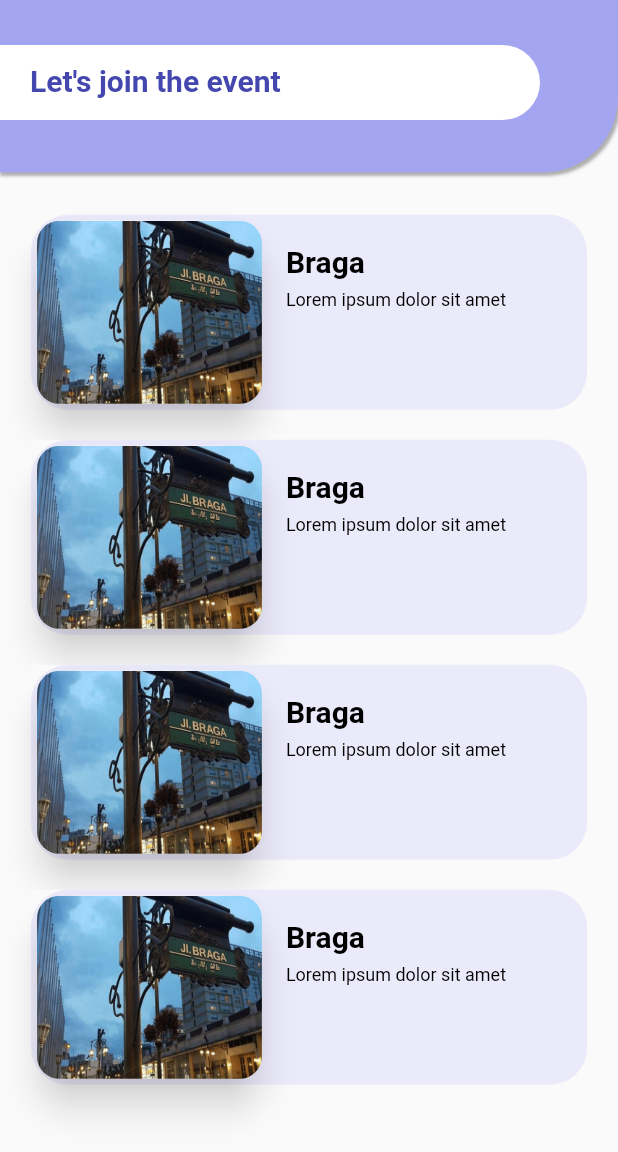
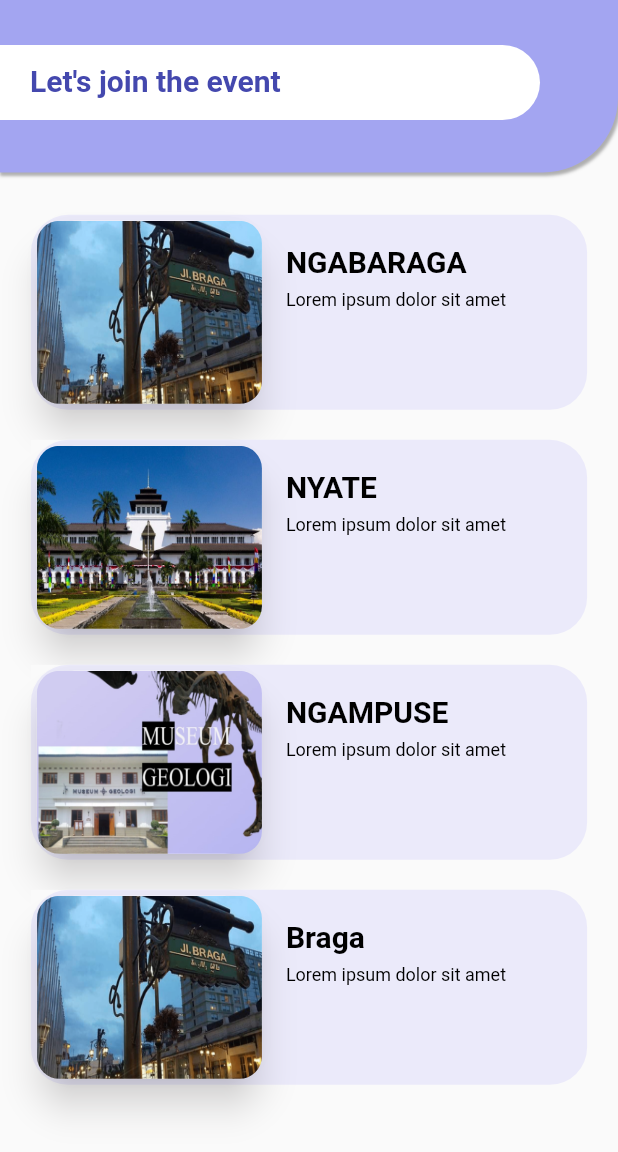
Before and after one commit to Masbin1/sahabit-apps, a Flutter app: the EventPage screen opened directly, on a phone screen of 412 x 824 dp. Shown: the top 1152 px of the screen. Run offline on Flutter 3.47's test engine with Material 2 defaults, Android fonts, the phone set to English and light mode, and no system bars; our stand-ins replace carousel_slider, google_maps_flutter, google_nav_bar, image_picker, shared_preferences, sqflite and 2 more; missing offline and left inert: banner_listtile, flutter_onboard, fsearch, sign_button; accounts and stored records are empty.

Commit message:
perbaharuan UI

```diff
--- a/lib/event_page.dart
+++ b/lib/event_page.dart
@@ -31,8 +31,7 @@ class _EventPageState extends State<EventPage> {
                       blurRadius: 1.0,
                       spreadRadius: 1.0,
                     ),
-                ]
-              ),
+                  ]),
               child: Stack(
                 children: [
                   Positioned(
@@ -55,7 +54,10 @@ class _EventPageState extends State<EventPage> {
                     left: 20,
                     child: Text(
                       "Let's join the event",
-                      style: TextStyle(fontSize: 20, color: Color(0xff4448ae), fontWeight: FontWeight.bold),
+                      style: TextStyle(
+                          fontSize: 20,
+                          color: Color(0xff4448ae),
+                          fontWeight: FontWeight.bold),
                     ),
                   ),
                 ],
@@ -101,7 +103,7 @@ class _EventPageState extends State<EventPage> {
                     top: 20,
                     left: 170,
                     child: Text(
-                      "Braga",
+                      "NGABARAGA",
                       style: TextStyle(
                           fontSize: 20,
                           color: Colors.black,
@@ -115,7 +117,130 @@ class _EventPageState extends State<EventPage> {
                       "Lorem ipsum dolor sit amet",
                       style: TextStyle(
                         fontSize: 12,
-                          color: Colors.black,),
+                        color: Colors.black,
+                      ),
+                    ),
+                  ),
+                ],
+              ),
+            ),
+            Container(
+              height: 150,
+              padding: EdgeInsets.only(top: 20),
+              child: Stack(
+                children: [
+                  Positioned(
+                    child: Material(
+                      child: Container(
+                          height: 150.0,
+                          width: width * 0.9,
+                          decoration: BoxDecoration(
+                            color: Color.fromARGB(255, 235, 234, 250),
+                            borderRadius: BorderRadius.circular(25.0),
+                          )),
+                    ),
+                  ),
+                  Positioned(
+                    child: Card(
+                      elevation: 10.0,
+                      shadowColor:
+                          Color.fromARGB(255, 29, 11, 11).withOpacity(0.5),
+                      shape: RoundedRectangleBorder(
+                        borderRadius: BorderRadius.circular(25.0),
+                      ),
+                      child: Container(
+                        height: 2000,
+                        width: 150,
+                        decoration: BoxDecoration(
+                            borderRadius: BorderRadius.circular(15.0),
+                            image: DecorationImage(
+                                fit: BoxFit.fill,
+                                image: AssetImage(
+                                    'assets/images/gedungsate.png'))),
+                      ),
+                    ),
+                  ),
+                  Positioned(
+                    top: 20,
+                    left: 170,
+                    child: Text(
+                      "NYATE",
+                      style: TextStyle(
+                          fontSize: 20,
+                          color: Colors.black,
+                          fontWeight: FontWeight.bold),
+                    ),
+                  ),
+                  Positioned(
+                    top: 50,
+                    left: 170,
+                    child: Text(
+                      "Lorem ipsum dolor sit amet",
+                      style: TextStyle(
+                        fontSize: 12,
+                        color: Colors.black,
+                      ),
+                    ),
+                  ),
+                ],
+              ),
+            ),
+            Container(
+              height: 150,
+              padding: EdgeInsets.only(top: 20),
+              child: Stack(
+                children: [
+                  Positioned(
+                    child: Material(
+                      child: Container(
+                          height: 150.0,
+                          width: width * 0.9,
+                          decoration: BoxDecoration(
+                            color: Color.fromARGB(255, 235, 234, 250),
+                            borderRadius: BorderRadius.circular(25.0),
+                          )),
+                    ),
+                  ),
+                  Positioned(
+                    child: Card(
+                      elevation: 10.0,
+                      shadowColor:
+                          Color.fromARGB(255, 29, 11, 11).withOpacity(0.5),
+                      shape: RoundedRectangleBorder(
+                        borderRadius: BorderRadius.circular(25.0),
+                      ),
+                      child: Container(
+                        height: 2000,
+                        width: 150,
+                        decoration: BoxDecoration(
+                            borderRadius: BorderRadius.circular(15.0),
+                            image: DecorationImage(
+                                fit: BoxFit.fill,
+                                image:
+                                    AssetImage('assets/images/geologi.png'))),
+                      ),
+                    ),
+                  ),
+                  Positioned(
+                    top: 20,
+                    left: 170,
+                    child: Text(
+                      "NGAMPUSE",
+                      style: TextStyle(
+                          fontSize: 20,
+                          color: Colors.black,
+                          fontWeight: FontWeight.bold),
+                    ),
+                  ),
+                  Positioned(
+                    top: 50,
+                    left: 170,
+                    child: Text(
+                      "Lorem ipsum dolor sit amet",
+                      style: TextStyle(
+                        fontSize: 12,
+                        color: Colors.black,
+                      ),
                     ),
                   ),
                 ],
@@ -174,125 +299,8 @@ class _EventPageState extends State<EventPage> {
                       "Lorem ipsum dolor sit amet",
                       style: TextStyle(
                         fontSize: 12,
-                        color: Colors.black,),
+                        color: Colors.black,
                       ),
-                  ),
-                ],
-              ),
-            ),
-            Container(
-              height: 150,
-              padding: EdgeInsets.only(top: 20),
-              child: Stack(
-                children: [
-                  Positioned(
-                    child: Material(
-                      child: Container(
-                          height: 150.0,
-                          width: width * 0.9,
-                          decoration: BoxDecoration(
-                            color: Color.fromARGB(255, 235, 234, 250),
-                            borderRadius: BorderRadius.circular(25.0),
-                          )),
-                    ),
-                  ),
-                  Positioned(
-                    child: Card(
-                      elevation: 10.0,
-                      shadowColor:
-                      Color.fromARGB(255, 29, 11, 11).withOpacity(0.5),
-                      shape: RoundedRectangleBorder(
-                        borderRadius: BorderRadius.circular(25.0),
-                      ),
-                      child: Container(
-                        height: 2000,
-                        width: 150,
-                        decoration: BoxDecoration(
-                            borderRadius: BorderRadius.circular(15.0),
-                            image: DecorationImage(
-                                fit: BoxFit.fill,
-                                image: AssetImage('assets/images/braga.png'))),
-                      ),
-                    ),
-                  ),
-                  Positioned(
-                    top: 20,
-                    left: 170,
-                    child: Text(
-                      "Braga",
-                      style: TextStyle(
-                          fontSize: 20,
-                          color: Colors.black,
-                          fontWeight: FontWeight.bold),
-                    ),
-                  ),
-                  Positioned(
-                    top: 50,
-                    left: 170,
-                    child: Text(
-                      "Lorem ipsum dolor sit amet",
-                      style: TextStyle(
-                        fontSize: 12,
-                        color: Colors.black,),
-                    ),
-                  ),
-                ],
-              ),
-            ),
-            Container(
-              height: 150,
-              padding: EdgeInsets.only(top: 20),
-              child: Stack(
-                children: [
-                  Positioned(
-                    child: Material(
-                      child: Container(
-                          height: 150.0,
-                          width: width * 0.9,
-                          decoration: BoxDecoration(
-                            color: Color.fromARGB(255, 235, 234, 250),
-                            borderRadius: BorderRadius.circular(25.0),
-                          )),
-                    ),
-                  ),
-                  Positioned(
-                    child: Card(
-                      elevation: 10.0,
-                      shadowColor:
-                      Color.fromARGB(255, 29, 11, 11).withOpacity(0.5),
-                      shape: RoundedRectangleBorder(
-                        borderRadius: BorderRadius.circular(25.0),
-                      ),
-                      child: Container(
-                        height: 2000,
-                        width: 150,
-                        decoration: BoxDecoration(
-                            borderRadius: BorderRadius.circular(15.0),
-                            image: DecorationImage(
-                                fit: BoxFit.fill,
-                                image: AssetImage('assets/images/braga.png'))),
-                      ),
-                    ),
-                  ),
-                  Positioned(
-                    top: 20,
-                    left: 170,
-                    child: Text(
-                      "Braga",
-                      style: TextStyle(
-                          fontSize: 20,
-                          color: Colors.black,
-                          fontWeight: FontWeight.bold),
-                    ),
-                  ),
-                  Positioned(
-                    top: 50,
-                    left: 170,
-                    child: Text(
-                      "Lorem ipsum dolor sit amet",
-                      style: TextStyle(
-                        fontSize: 12,
-                        color: Colors.black,),
                     ),
                   ),
                 ],
--- a/lib/home/komponents/widget_by_kategori.dart
+++ b/lib/home/komponents/widget_by_kategori.dart
@@ -99,7 +99,7 @@ class _WidgetByKategoriState extends State<WidgetByKategori> {
                   child: Text(
                     "Selengkapnya",
                     style: TextStyle(
-                      color: Colors.blue,
+                      color: Color.fromARGB(255, 159, 94, 238),
                     ),
                   ),
                 ),
--- a/lib/konstant.dart
+++ b/lib/konstant.dart
@@ -3,5 +3,6 @@
 import 'package:flutter/material.dart';
 
 Color primaryColor = Color(0xFF050522);
-String sUrl = "kutikin.000webhostapp.com";
-// String sUrl = "192.168.43.145";
+// String sUrl = "kutikin.000webhostapp.com";
+String sUrl = "192.168.43.145";
+// String sUrl = "http://localhost:80";
--- a/lib/selengkapnya_page.dart
+++ b/lib/selengkapnya_page.dart
@@ -204,7 +204,7 @@ class _SelengkapnyaPageState extends State<SelengkapnyaPage> {
 
   Widget buildAppBar(BuildContext context) {
     return AppBar(
-      backgroundColor: Colors.blue,
+      backgroundColor: Color.fromARGB(255, 163, 165, 241),
       title: InkWell(
         onTap: () {
           setState(() {
@@ -230,7 +230,8 @@ class _SelengkapnyaPageState extends State<SelengkapnyaPage> {
               fillColor: Colors.white,
               filled: true,
 
-              suffixIcon: Icon(Icons.search, color: Colors.blue),
+              suffixIcon:
+                  Icon(Icons.search, color: Color.fromARGB(255, 163, 165, 241)),
               hintText: "Search " + widget.title,
               //hintStyle: TextStyle(color: Colors.white),
             ),
```
Also changed, not shown: lib/bookmark_page.dart (+19 -12 lines), lib/detail/komponent/body.dart (+9 -6 lines), lib/home/home_page.dart (+22 -5 lines). Lines whose indentation alone changed are shown as unchanged.
